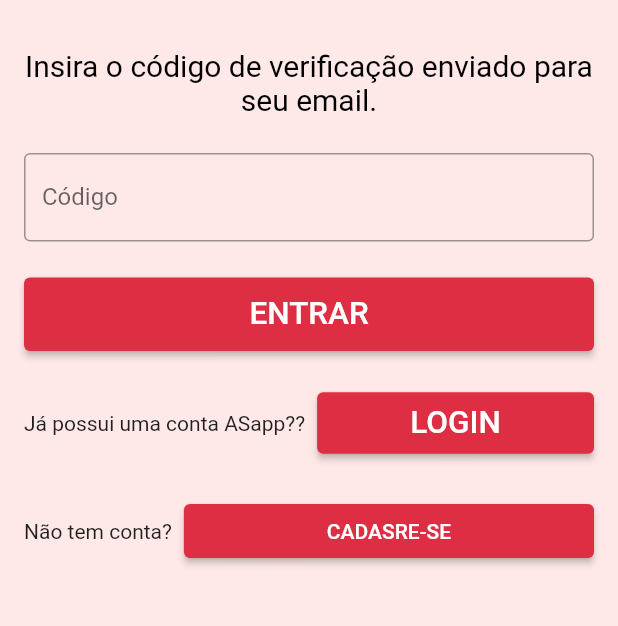
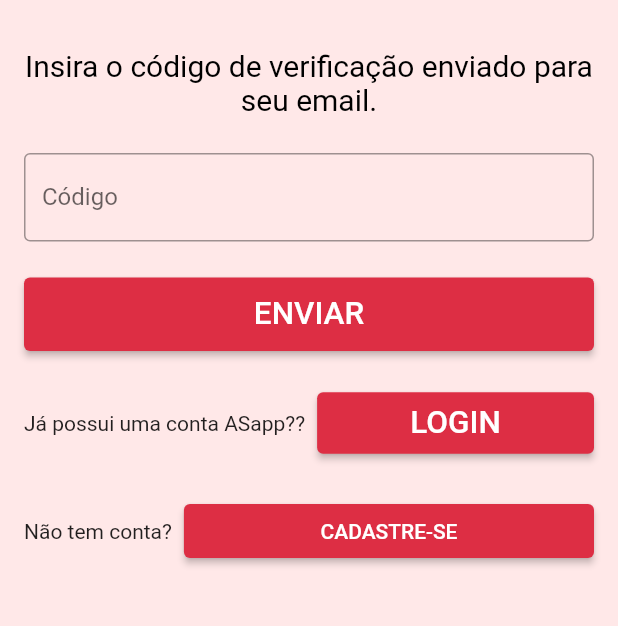
Before and after one commit to DudaSSilva/AS_APP, a Flutter app: the ValidacaoPage screen opened directly, on a phone screen of 412 x 824 dp, the part 222-848 px from its top. Run offline on Flutter 3.47's test engine with Material 2 defaults, Android fonts, the phone set to English and light mode, and no system bars; our stand-ins replace fluentui_icons, image_picker, table_calendar, url_launcher_web; missing offline and left inert: dart:ffi.

Commit message:
Update validacao_page.dart

```diff
--- a/lib/pages/login/validacao_page.dart
+++ b/lib/pages/login/validacao_page.dart
@@ -85,7 +85,7 @@ class _ValidacaoPageState extends State<ValidacaoPage> {
                     child: const Padding(
                       padding: EdgeInsets.symmetric(vertical: 12.0),
                       child: Text(
-                        'ENTRAR',
+                        'ENVIAR',
                         style: TextStyle(
                             fontSize: 21,
                             fontWeight: FontWeight.w500,
@@ -136,7 +136,7 @@ class _ValidacaoPageState extends State<ValidacaoPage> {
                           child: const Padding(
                             padding: EdgeInsets.symmetric(vertical: 8.0),
                             child: Text(
-                              'CADASRE-SE',
+                              'CADASTRE-SE',
                               style: TextStyle(
                                 //fontSize: 21,
                                   fontWeight: FontWeight.w500,
```
